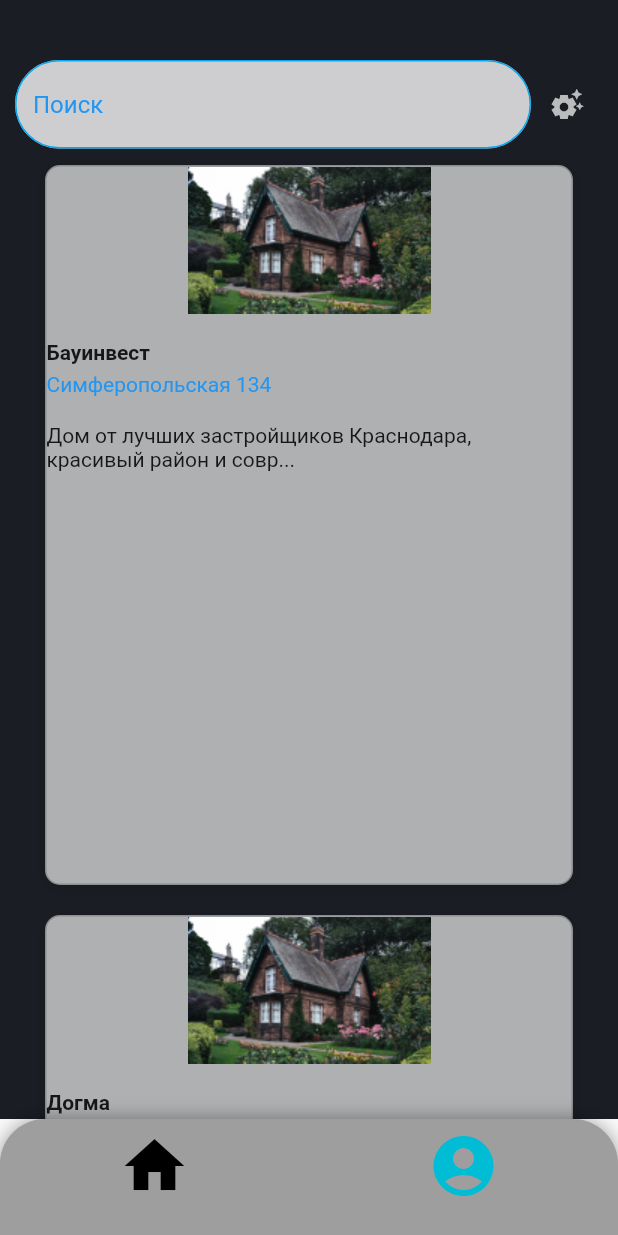
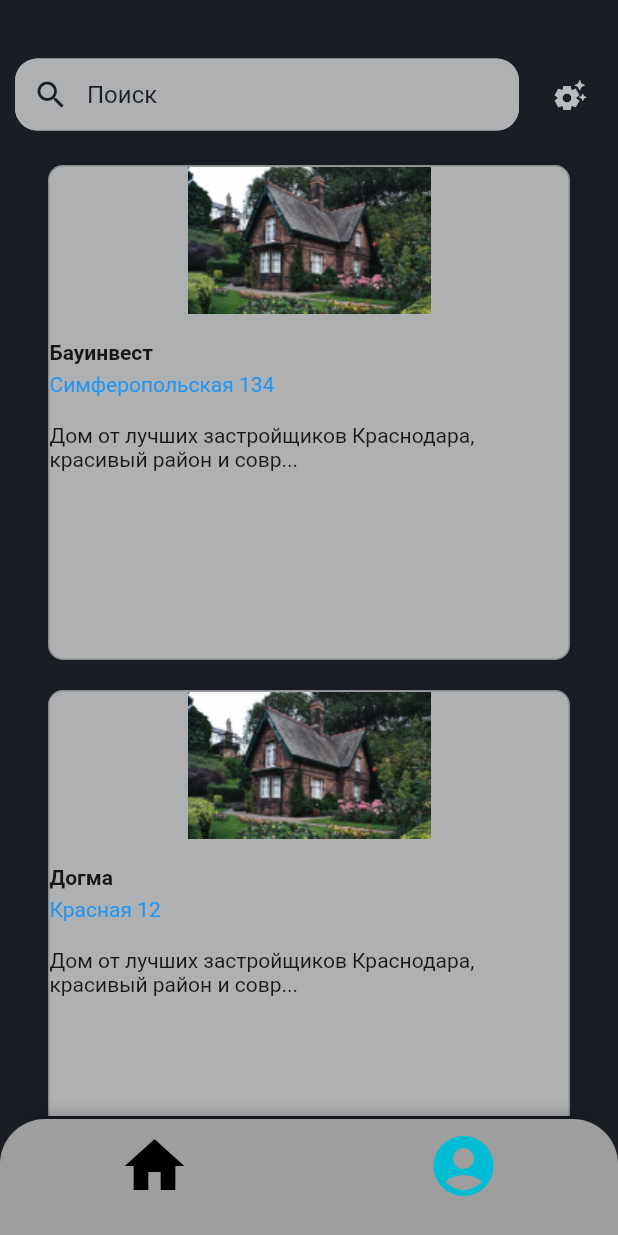
Before and after one commit to k1borgG/GoodFellas, a Flutter app: the screen it shows after launch, after a tap on "Зарегистрироваться", after a tap on "Войти", on a phone screen of 412 x 824 dp. Run offline on Flutter 3.47's test engine with Material 2 defaults, Android fonts, the phone set to English and light mode, and no system bars.

Commit message:
searhbar_fix

```diff
--- a/hackatone_phone/lib/authorization/register_page_widget.dart
+++ b/hackatone_phone/lib/authorization/register_page_widget.dart
@@ -120,39 +120,39 @@ class _RegisterScreenWidgetState extends State<RegisterScreenWidget> {
                     focusedBorder: _inputBorderStyle,
                   ),
                 ),
-                const SizedBox(
-                  height: 20,
-                ),
-                Row(children: [
-                  Checkbox(
-                    checkColor: Colors.white,
-                    activeColor: const Color.fromRGBO(176, 41, 75, 1),
-                    fillColor: const MaterialStatePropertyAll(
-                        Color.fromRGBO(176, 41, 75, 1)),
-                    value: isChecked,
-                    onChanged: (bool? value) {
-                      setState(() {
-                        isChecked = value!;
-                      });
-                    },
-                  ),
-                  const SizedBox(
-                    width: 10,
-                  ),
-                  Column(
-                    crossAxisAlignment: CrossAxisAlignment.start,
-                    children: const [
-                      Text(
-                        'Согласие на хранение и обработку персональных',
-                        style: TextStyle(color: Colors.white, fontSize: 13),
-                      ),
-                      Text(
-                        'данных',
-                        style: TextStyle(color: Colors.white, fontSize: 13),
-                      ),
-                    ],
-                  ),
-                ]),
+                // const SizedBox(
+                //   height: 20,
+                // ),
+                // Row(children: [
+                //   Checkbox(
+                //     checkColor: Colors.white,
+                //     activeColor: const Color.fromRGBO(176, 41, 75, 1),
+                //     fillColor: const MaterialStatePropertyAll(
+                //         Color.fromRGBO(176, 41, 75, 1)),
+                //     value: isChecked,
+                //     onChanged: (bool? value) {
+                //       setState(() {
+                //         isChecked = value!;
+                //       });
+                //     },
+                //   ),
+                //   const SizedBox(
+                //     width: 10,
+                //   ),
+                //   Column(
+                //     crossAxisAlignment: CrossAxisAlignment.start,
+                //     children: const [
+                //       Text(
+                //         'Согласие на хранение и обработку персональных',
+                //         style: TextStyle(color: Colors.white, fontSize: 13),
+                //       ),
+                //       Text(
+                //         'данных',
+                //         style: TextStyle(color: Colors.white, fontSize: 13),
+                //       ),
+                //     ],
+                //   ),
+                // ]),
                 const SizedBox(
                   height: 20,
                 ),
--- a/hackatone_phone/lib/list_real_estate/list_real_estate_widget.dart
+++ b/hackatone_phone/lib/list_real_estate/list_real_estate_widget.dart
@@ -132,30 +132,32 @@ class _RealEstateListWidgetState extends State<RealEstateListWidget> {
   }
 
   final findTextFieldBorder = const OutlineInputBorder(
-    borderSide: BorderSide(color: Colors.lightBlue),
+    borderSide: BorderSide(color:  Color(0xFFAFB0B2)),
     borderRadius: BorderRadius.all(
-      Radius.circular(30),
+      Radius.circular(15),
     ),
   );
 
   @override
   Widget build(BuildContext context) {
     return Padding(
-      padding: const EdgeInsets.only(top: 30.0, ),
+      padding: const EdgeInsets.only(top: 28.0, ),
       child: Stack(
         children: [
-          Container(
+          Padding(
+            padding: const EdgeInsets.all(2.0),
+            child: Container(
               // height: 200,
               child: ListView.builder(
-              itemExtent: 500,
+                itemExtent: 350,
                     // physics: BouncingScrollPhysics(parent: AlwaysScrollableScrollPhysics()),
                   padding: EdgeInsets.only(top: 70),
 
                   keyboardDismissBehavior: ScrollViewKeyboardDismissBehavior.onDrag,
 
-
+                  itemCount: _filteredEstates.length,
                   itemBuilder: (BuildContext context, int index) {
-                  final realEstate = _filteredEstates[index];
+                    final realEstate = _filteredEstates[index ];
                     return Padding(
 
                       padding:
@@ -175,7 +177,7 @@ class _RealEstateListWidgetState extends State<RealEstateListWidget> {
                                 BoxShadow(
                                   color: Colors.black.withOpacity(0.1),
                                   blurRadius: 8,
-                                offset: const Offset(0, 2),
+                                  offset: const Offset(0, 0),
                                 ),
                               ],
                             ),
@@ -195,7 +197,7 @@ class _RealEstateListWidgetState extends State<RealEstateListWidget> {
                                       ),
                                       Text(
                                         realEstate.developer,
-                                      style: TextStyle(fontWeight: FontWeight.bold),
+                                        style: const TextStyle(fontWeight: FontWeight.bold),
                                         maxLines: 1,
                                       ),
                                       const SizedBox(
@@ -236,21 +238,30 @@ class _RealEstateListWidgetState extends State<RealEstateListWidget> {
                     );
                   }),
             ),
-          Padding(
-            padding: const EdgeInsets.all(10.0),
+          ),
+          Container(
+            height: 70,
+            color: Color(0xFF1A1D24),
+            child: Padding(
+              padding: const EdgeInsets.all(0.0),
               child: Row(
+                // mainAxisAlignment: MainAxisAlignment.space,
                 children: [
                   Expanded(
                     child: SizedBox(
+                      child: Padding(
+                        padding: const EdgeInsets.all(10.0),
                         child: TextField(
                           controller: _searchController,
-                      style: const TextStyle(color: Colors.blue),
-                      cursorColor: Colors.lightBlue,
+                          style: const TextStyle(color: Color(0xFF1A1D24)),
+                          cursorColor: Color(0xFF1A1D24),
                           decoration: InputDecoration(
+                            prefixIcon: Icon(Icons.search, color: Color(0xFF1A1D24),),
+                            contentPadding: EdgeInsets.only(top: 4),
                             hintText: 'Поиск',
-                        hintStyle: const TextStyle(color: Colors.blue),
+                            hintStyle: const TextStyle(color: Color(0xFF1A1D24), ),
                             filled: true,
-                        fillColor: Colors.white38.withAlpha(200),
+                            fillColor: Color(0xFFAFB0B2),
                             border: findTextFieldBorder,
                             disabledBorder: findTextFieldBorder,
                             enabledBorder: findTextFieldBorder,
@@ -259,12 +270,17 @@ class _RealEstateListWidgetState extends State<RealEstateListWidget> {
                         ),
                       ),
                     ),
-                IconButton(
+                  ),
+                  Padding(
+                    padding: const EdgeInsets.only(right: 8.0),
+                    child: IconButton(
                       onPressed: () {},
                       icon: const Icon(Icons.settings_suggest),
                       color: Colors.white70,
+                    ),
                   )
                 ],
+              ),
             ),
           )
         ],
--- a/hackatone_phone/lib/main.dart
+++ b/hackatone_phone/lib/main.dart
@@ -21,6 +21,7 @@ class MyApp extends StatelessWidget {
     return MaterialApp(
       title: 'Flutter Demo',
       theme: ThemeData(
+
         bottomNavigationBarTheme: const BottomNavigationBarThemeData(
           backgroundColor: Colors.grey,
           selectedItemColor: Colors.cyan,
--- a/hackatone_phone/lib/main_screen/main_screen_widget.dart
+++ b/hackatone_phone/lib/main_screen/main_screen_widget.dart
@@ -124,7 +124,7 @@ class _MainScreenWidgetState extends State<MainScreenWidget> {
                   height: 400,
                   decoration: BoxDecoration(
                     color: const Color.fromRGBO(37, 40, 47, 1),
-                    border: Border.all(color: Color.fromRGBO(63, 66, 73, 1),),
+                    border: Border.all(color: const Color.fromRGBO(63, 66, 73, 1),),
                     borderRadius: const BorderRadius.all(Radius.circular(20)),
                     boxShadow: [
                       BoxShadow(
@@ -257,13 +257,16 @@ class _MainScreenWidgetState extends State<MainScreenWidget> {
         ],
       ),
       bottomNavigationBar: Container(
+
         decoration: const BoxDecoration(
           borderRadius: BorderRadius.only(
-              topRight: Radius.circular(30), topLeft: Radius.circular(30)),
+              topRight: Radius.circular(30), topLeft: Radius.circular(30),),
           boxShadow: [
             BoxShadow(color: Colors.black38, spreadRadius: 0, blurRadius: 10),
           ],
         ),
+        child: Container(
+          color: Color(0xFF1A1D24),
           child: ClipRRect(
             borderRadius: const BorderRadius.only(
               topLeft: Radius.circular(30.0),
@@ -272,14 +275,14 @@ class _MainScreenWidgetState extends State<MainScreenWidget> {
             child: BottomNavigationBar(
               iconSize: 48,
               currentIndex: _selectedTab,
-            items: [
-              const BottomNavigationBarItem(
+              items: const[
+                 BottomNavigationBarItem(
                   icon: Icon(
                     Icons.home,
                   ),
                   label: '',
                 ),
-              const BottomNavigationBarItem(
+               BottomNavigationBarItem(
                   icon: Icon(
                     Icons.account_circle_sharp,
                   ),
@@ -288,6 +291,7 @@ class _MainScreenWidgetState extends State<MainScreenWidget> {
               ],
           onTap: onSelectTab,
               ),
+              ),
         ),),);
   }
 }
```
Also changed, not shown: hackatone_phone/lib/real_estate_info/real_estate_info_widget.dart (+0 -167 lines). Lines whose indentation alone changed are shown as unchanged.
